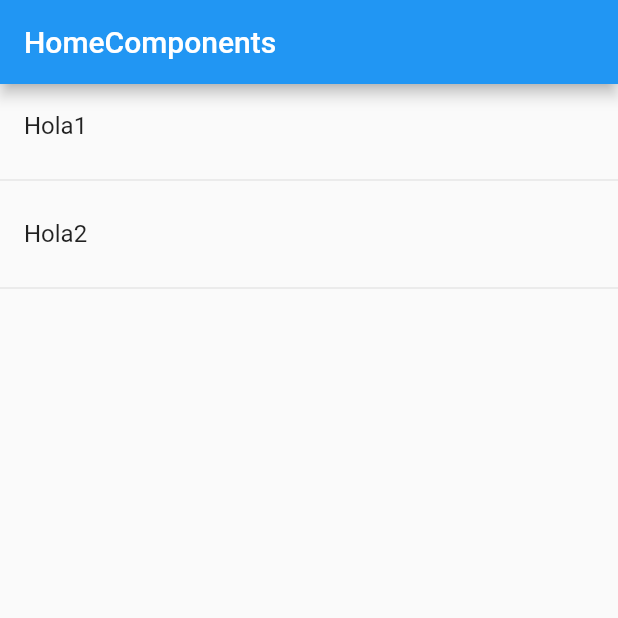
After one commit to jparadae/v-sos, a Flutter app: the screen it shows after launch, on a phone screen of 412 x 824 dp, the top half of it. The commit adds this screen. Run offline on Flutter 3.47's test engine with Material 2 defaults, Android fonts, the phone set to English and light mode, and no system bars.

Commit message:
changes template,home

```diff
--- a/lib/src/app.dart
+++ b/lib/src/app.dart
@@ -1,6 +1,7 @@
 import 'package:flutter/material.dart';
 import 'package:v_sos/src/pages/alarmsum_page.dart';
 import 'package:v_sos/src/pages/home_pagetemp.dart';
+import 'package:v_sos/src/pages/home.dart';
 
 class MyApp extends StatelessWidget {
   @override
@@ -8,7 +9,8 @@ class MyApp extends StatelessWidget {
     return MaterialApp(
       home: Center(
         //child: CountAlarmPage(),
-        child: HomePageTemp(),
+        //child: HomePageTemp(),
+        child: HomePage(),
       ),
     );
   }
--- /dev/null
+++ b/lib/src/pages/home.dart
@@ -0,0 +1,29 @@
+import 'package:flutter/material.dart';
+
+class HomePage extends StatelessWidget {
+  @override
+  Widget build(BuildContext context) {
+    return Scaffold(
+      appBar: AppBar(
+        title: Text('HomeComponents'),
+      ),
+      body: _lista(),
+    );
+  }
+
+  //NewWidget
+  Widget _lista() {
+    return ListView(
+      children: _listaItems(),
+    );
+  }
+
+  List<Widget> _listaItems() {
+    return [
+      ListTile(title: Text('Hola1')),
+      Divider(),
+      ListTile(title: Text('Hola2')),
+      Divider(),
+    ];
+  }
+}
```
